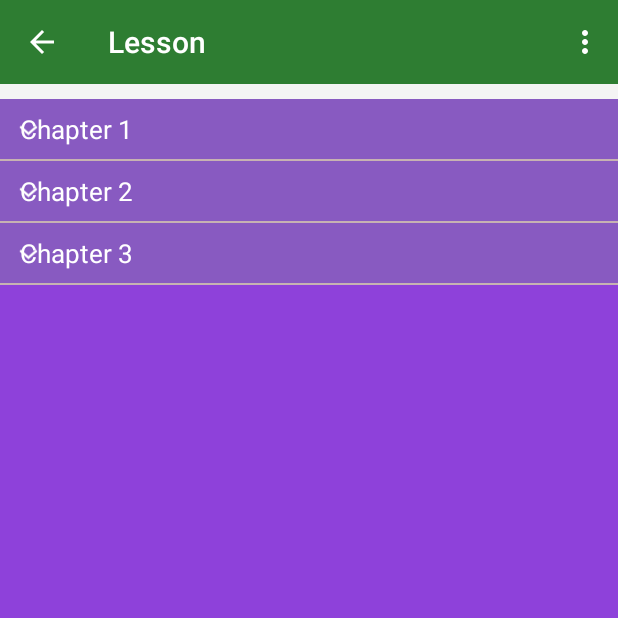
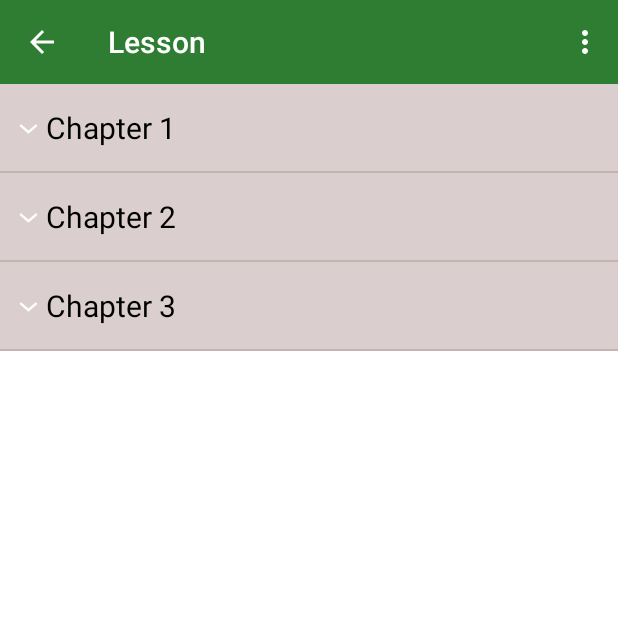
Before and after one commit to Shokichi1997/its, an Android app: the fragment LessonFragment placed in its activity, on a phone screen of 412 x 824 dp, the top half of it. Run offline under Robolectric (Android 15) with nearby library versions, the phone set to English and light mode, and no system bars.

Commit message:
update code
-Update files GetChapterRequest fragment leson,...

```diff
--- a/itsapp/app/build.gradle
+++ b/itsapp/app/build.gradle
@@ -27,6 +27,7 @@ dependencies {
     testImplementation 'junit:junit:4.12'
     androidTestImplementation 'com.android.support.test:runner:1.0.2'
     androidTestImplementation 'com.android.support.test.espresso:espresso-core:3.0.2'
+    implementation 'com.google.code.gson:gson:2.8.5'
 
     implementation 'com.squareup.okhttp3:okhttp:3.11.0'
     implementation 'com.google.code.gson:gson:2.8.5'
--- a/itsapp/app/src/main/java/com/itsdl/androidtutorials/networks/SeverRequest.java
+++ b/itsapp/app/src/main/java/com/itsdl/androidtutorials/networks/SeverRequest.java
@@ -58,5 +58,5 @@ public abstract class SeverRequest extends AsyncTask<Map<String, String>, Void,
         mListener.completed(obj);
     }
 
-    static String URL = "https://ambchat.herokuapp.com/api/";
+    static String URL = "https://androidtutorialsits.herokuapp.com/api/";
 }
--- a/itsapp/app/src/main/java/com/itsdl/androidtutorials/networks/SignUpRequest.java
+++ b/itsapp/app/src/main/java/com/itsdl/androidtutorials/networks/SignUpRequest.java
@@ -18,16 +18,16 @@ public class SignUpRequest extends SeverRequest {
     protected Request prepare(Map<String, String> parameter) {
 
         String email = parameter.get("email");
-        String fullnsme = parameter.get("fullname");
+        String fullnsme = parameter.get("full_name");
         String password = parameter.get("password");
-        String gender = parameter.get("gender");
+
 
 
         RequestBody requestBody = new MultipartBody.Builder()
                 .addFormDataPart("email",email)
                 .addFormDataPart("fullnsme",fullnsme)
                 .addFormDataPart("password",password)
-                .addFormDataPart("gender", gender)
+
                 .setType(MultipartBody.FORM)
                 .build();
         Request request = new Request.Builder()
--- a/itsapp/app/src/main/res/layout/fragment_lesson.xml
+++ b/itsapp/app/src/main/res/layout/fragment_lesson.xml
@@ -5,7 +5,8 @@
     android:layout_height="match_parent"
     android:orientation="vertical"
     tools:context=".fragments.LessonFragment"
-    android:background="#f4f4f4" >
+
+   >
 
     <!-- TODO: Update blank fragment layout -->
     <include
@@ -15,7 +16,7 @@
     </include>
     <ExpandableListView
         android:id="@+id/expandLesson"
-        android:listSelector="#6838b1"
+        android:listSelector="#845dcc"
         android:dividerHeight="1dp"
         android:divider="#c7b2b2"
         android:layout_width="match_parent"
@@ -23,8 +24,8 @@
         android:text="@string/hello_blank_fragment"
         android:childDivider="#c7b2b2"
         android:cacheColorHint="#00000000"
-        android:background="#8e41da"
-        android:layout_marginTop="10dp"
+        android:background="#fff"
+
 
         />
 
--- a/itsapp/app/src/main/res/layout/list_chapter_lesson_item.xml
+++ b/itsapp/app/src/main/res/layout/list_chapter_lesson_item.xml
@@ -3,6 +3,7 @@
     xmlns:android="http://schemas.android.com/apk/res/android"
     android:layout_width="match_parent"
     android:layout_height="wrap_content"
+    android:padding="10dp"
     android:layout_margin="@dimen/margin_fragment">
 
 
--- a/itsapp/app/src/main/res/layout/list_lesson_items.xml
+++ b/itsapp/app/src/main/res/layout/list_lesson_items.xml
@@ -3,16 +3,16 @@
     android:layout_width="fill_parent"
     android:layout_height="wrap_content"
     android:orientation="vertical"
-    android:padding="8dp"
-    android:background="#885ac1">
+    android:padding="15dp"
+    android:background="#dacece">
 
     <TextView
         android:id="@+id/lblLessonName"
         android:layout_width="fill_parent"
         android:layout_height="wrap_content"
-        android:paddingLeft="5dp"
-        android:textSize="17dp"
-        android:textColor="#fff"
+        android:layout_marginLeft="15dp"
+        android:textSize="20dp"
+        android:textColor="#000"
         android:text="Lesson"/>
 
 </LinearLayout>
```
Also changed, not shown: itsapp/app/src/main/java/com/itsdl/androidtutorials/networks/GetChapterRequest.java (added, +54 -0 lines), itsapp/app/src/main/java/com/itsdl/androidtutorials/networks/GetLessonRequest.java (added, +19 -0 lines), itsapp/app/src/main/java/com/itsdl/androidtutorials/utils/Result.java (added, +41 -0 lines), itsapp/app/src/main/res/layout/list_lesson_items_item.xml (+6 -4 lines).
